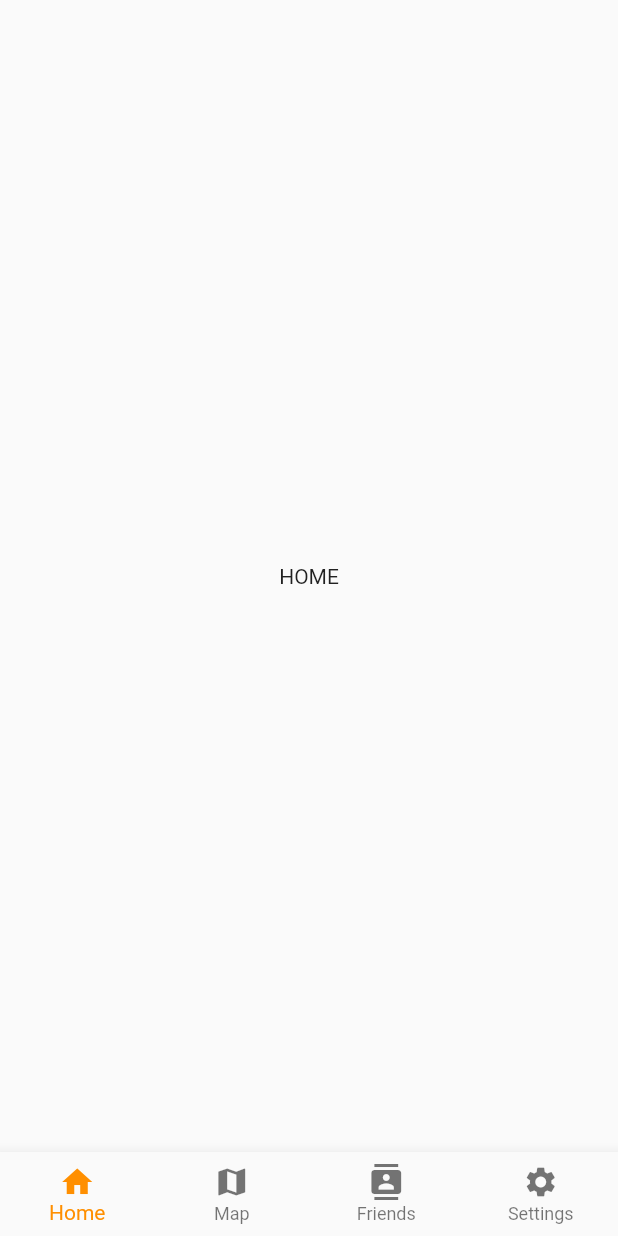
After one commit to amitp30live/Jvpdream, a Flutter app: the HomeUI screen opened directly, on a phone screen of 412 x 824 dp. The commit adds this screen. Run offline on Flutter 3.47's test engine with Material 2 defaults, Android fonts, the phone set to English and light mode, and no system bars; our stand-ins replace rxdart.

```diff
--- a/lib/resources/auth_repository.dart
+++ b/lib/resources/auth_repository.dart
@@ -4,7 +4,7 @@ import 'package:jvdream/resources/auth_api_provider.dart';
 class AuthRepository {
   final authApiProvider = AuthApiProvider();
 
-  Future<UserModel> doLogin(Map<String, String> loginData) {
+  Future<LoginResponse> doLogin(Map<String, String> loginData) async {
     return authApiProvider.doLoginFetchUserData(loginData);
   }
 }
--- /dev/null
+++ b/lib/ui/HomeUI.dart
@@ -0,0 +1,54 @@
+// ignore_for_file: prefer_const_constructors
+
+import 'package:flutter/material.dart';
+
+class HomeUI extends StatefulWidget {
+  const HomeUI({super.key});
+
+  @override
+  State<HomeUI> createState() => _HomeUIState();
+}
+// ignore: prefer_const_constructors
+
+class _HomeUIState extends State<HomeUI> {
+  int _selectedIndex = 0;
+
+  @override
+  Widget build(BuildContext context) {
+    return Scaffold(
+      bottomNavigationBar: BottomNavigationBar(
+        type: BottomNavigationBarType.fixed,
+        items: const [
+          BottomNavigationBarItem(
+            icon: Icon(Icons.home),
+            label: 'Home',
+          ),
+          BottomNavigationBarItem(
+            icon: Icon(Icons.map),
+            label: 'Map',
+          ),
+          BottomNavigationBarItem(
+            icon: Icon(Icons.contacts),
+            label: 'Friends',
+          ),
+          BottomNavigationBarItem(
+            icon: Icon(Icons.settings),
+            label: 'Settings',
+          ),
+        ],
+        currentIndex: _selectedIndex,
+        selectedItemColor: Colors.amber[800],
+        onTap: _onItemTapped,
+      ),
+      body: Center(
+        child: Text("HOME"),
+      ),
+    );
+  }
+
+  void _onItemTapped(int index) {
+    setState(() {
+      _selectedIndex = index;
+    });
+  }
+}
```
Also changed, not shown: lib/blocs/auth_bloc.dart (+5 -4 lines), lib/models/user_model.dart (+9 -0 lines), lib/resources/auth_api_provider.dart (+30 -3 lines), lib/ui/LoginUI.dart (+40 -15 lines), 10 other files.
